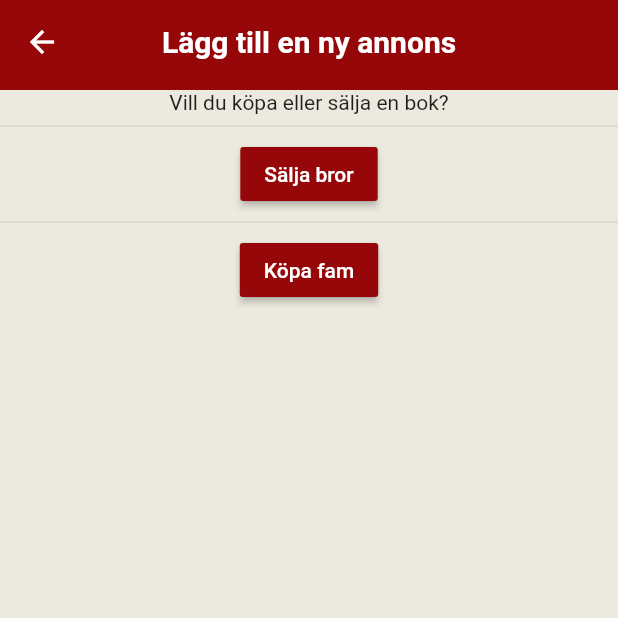
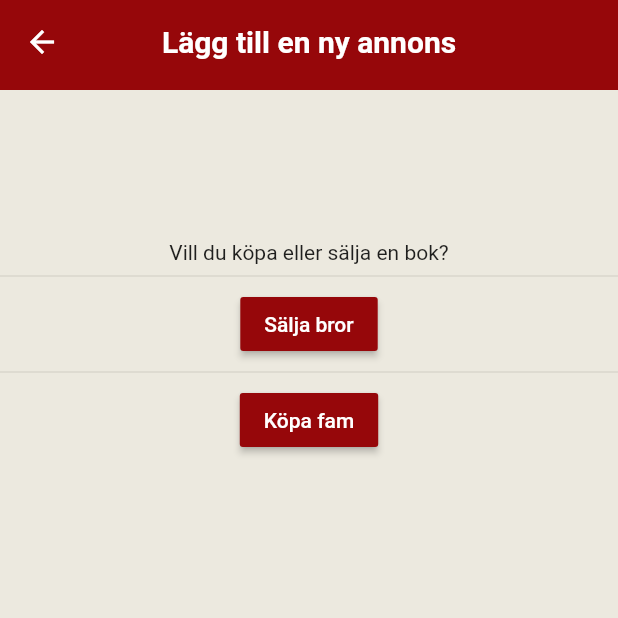
Before and after one commit to ajamlou/Zigma-frontend, a Flutter app: the AdvertCreation screen opened directly, on a phone screen of 412 x 824 dp, the top half of it. Run offline on Flutter 3.47's test engine with Material 2 defaults, Android fonts, the phone set to English and light mode, and no system bars; our stand-ins replace image_picker, shared_preferences, transparent_image; accounts and stored records are empty; network calls fail.

Commit message:
adv creating

```diff
--- a/lib/src/pages/advert_creation.dart
+++ b/lib/src/pages/advert_creation.dart
@@ -80,7 +80,10 @@ class AdvertCreationState extends State<AdvertCreation> {
                 child: Container(
                     child: Column(
                 children: <Widget>[
-                  Text('Vill du köpa eller sälja en bok?', style: TextStyle()),
+                  Padding(
+                    padding: const EdgeInsets.only(top: 100.0),
+                    child: Text('Vill du köpa eller sälja en bok?', style: TextStyle()),
+                  ),
                   Divider(),
                   Container(
                     child: MaterialButton(
```
